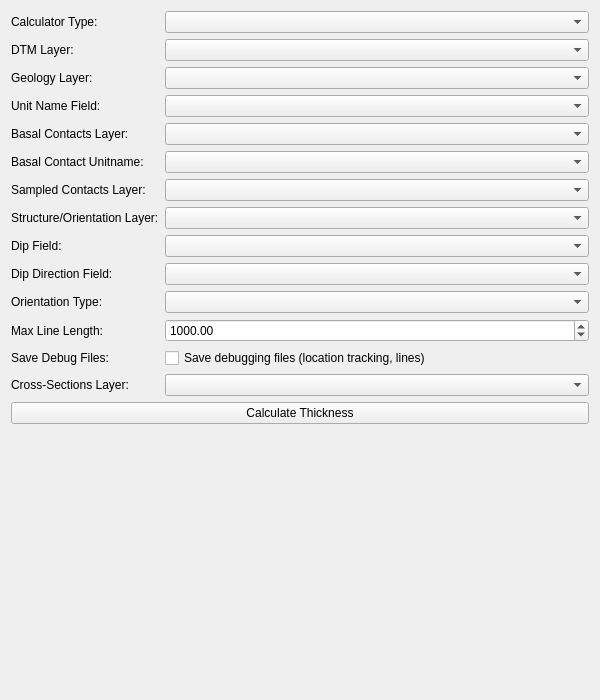
Qt form loopstructural/gui/map2loop_tools/thickness_calculator_widget.ui (Loop3D/plugin_loopstructural) before a commit.
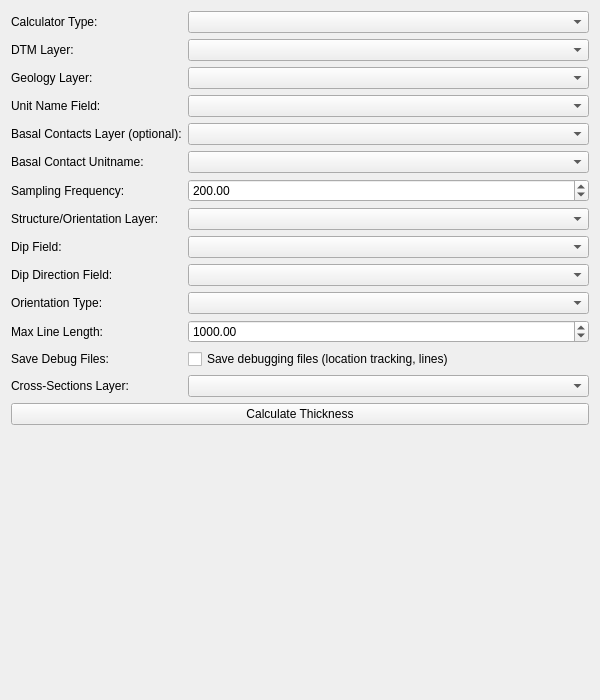
The same form after that commit. Custom widgets are drawn as their Qt base class.

Commit message:
feat: replace sampled contacts layer with sampling frequency in thickness calculator
The thickness calculator widget required users to pre-generate a sampled
contacts points layer via the Sampler tool before running. Instead, ask for
a sampling frequency (spacing) and sample the basal contacts internally
using SamplerSpacing, the same sampler the standalone tool uses.

What changed in the file:
```diff
--- a/loopstructural/gui/map2loop_tools/thickness_calculator_widget.ui
+++ b/loopstructural/gui/map2loop_tools/thickness_calculator_widget.ui
@@ -63,7 +63,10 @@
      <item row="4" column="0">
       <widget class="QLabel" name="basalContactsLabel">
        <property name="text">
-        <string>Basal Contacts Layer:</string>
+        <string>Basal Contacts Layer (optional):</string>
+       </property>
+       <property name="toolTip">
+        <string>If left empty, basal contacts are calculated automatically from the Geology Layer and the stratigraphic column.</string>
        </property>
       </widget>
      </item>
@@ -73,12 +76,31 @@
      <item row="6" column="0">
       <widget class="QLabel" name="sampledContactsLabel">
        <property name="text">
-        <string>Sampled Contacts Layer:</string>
+        <string>Sampling Frequency:</string>
+       </property>
+       <property name="toolTip">
+        <string>Spacing at which points are sampled along the basal contacts.</string>
        </property>
       </widget>
      </item>
      <item row="6" column="1">
-      <widget class="QgsMapLayerComboBox" name="sampledContactsComboBox"/>
+      <widget class="QgsDoubleSpinBox" name="samplingFrequencySpinBox">
+       <property name="toolTip">
+        <string>Spacing at which points are sampled along the basal contacts.</string>
+       </property>
+       <property name="decimals">
+        <number>2</number>
+       </property>
+       <property name="minimum">
+        <double>0.010000000000000</double>
+       </property>
+       <property name="maximum">
+        <double>100000.000000000000000</double>
+       </property>
+       <property name="value">
+        <double>200.000000000000000</double>
+       </property>
+      </widget>
      </item>
      <item row="7" column="0">
       <widget class="QLabel" name="structureLayerLabel">
```
Left out of the diff: 11 changed lines with no effect on the pictures. The commit also changes 2 other files.
